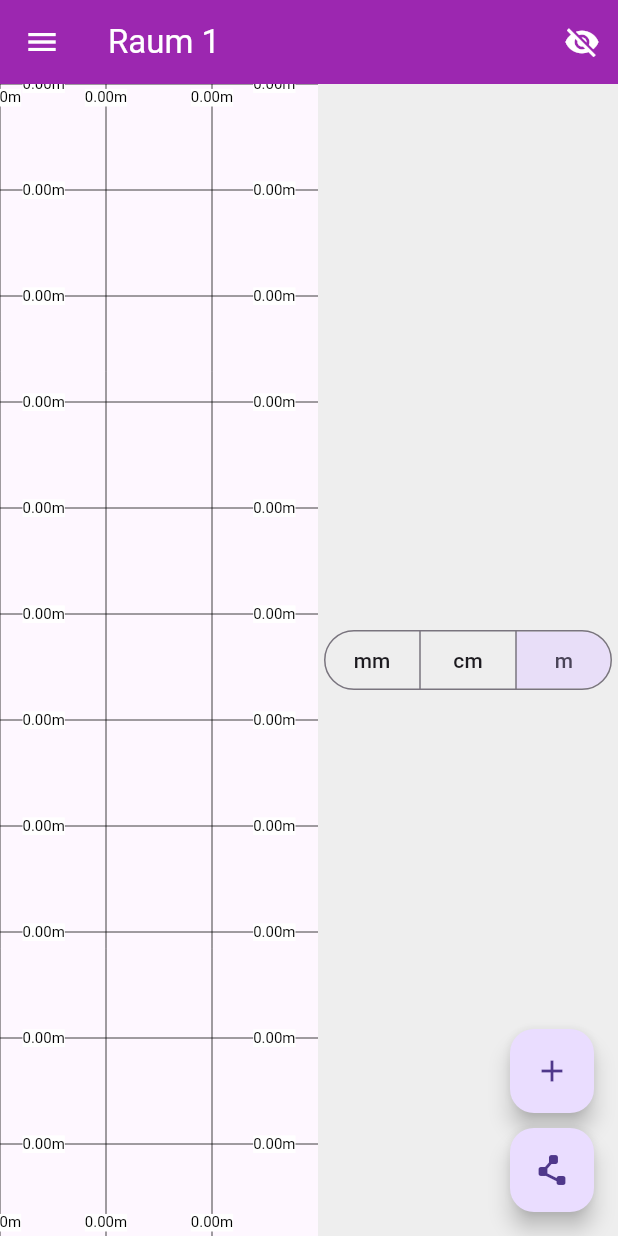
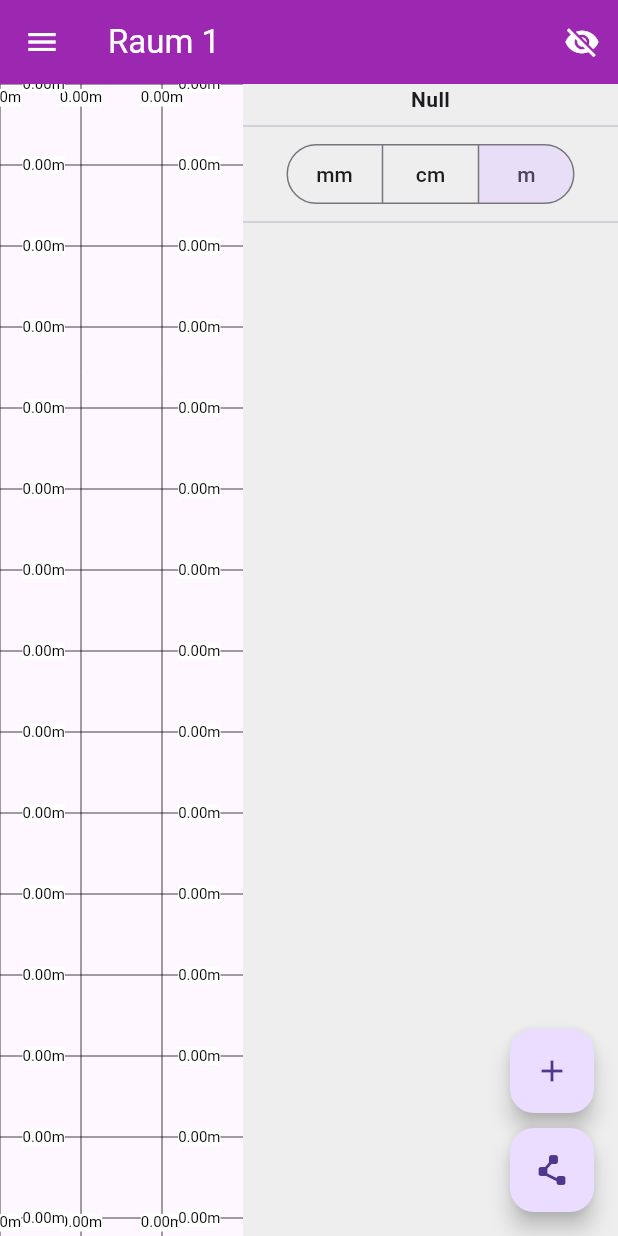
Before and after one commit to LukasPrommeg/aufmass_app, a Flutter app: the screen it shows after launch, after a tap on the "visibility" icon, on a phone screen of 412 x 824 dp. Run offline on Flutter 3.47's test engine with Material 3 defaults, Android fonts, the phone set to English and light mode, and no system bars; our stand-ins replace flutter_spinkit; missing offline and left inert: event.

Commit message:
Auflistung von Überlappungen Erkennung von überlappenden Linien

```diff
--- a/lib/Paint/paintcontroller.dart
+++ b/lib/Paint/paintcontroller.dart
@@ -166,6 +166,8 @@ class PaintController {
     addWall(null);
 
     _ausnahmePopup.startingPoint = grundFlaeche!.walls[5].end;
+    _ausnahmePopup.tiefe = 500;
+    _ausnahmePopup.name = "Podest";
     _drawingAusnahme = true;
     linePainter.isDrawing = true;
     _ausnahmePopup.setState(InputState.draw);
@@ -503,7 +505,7 @@ class PaintController {
   }
 
   void finishEinkerbung() {
-    Einkerbung einkerbung = Einkerbung(tiefe: _ausnahmePopup.tiefe, walls: List.from(walls));
+    Einkerbung einkerbung = Einkerbung(tiefe: _ausnahmePopup.tiefe, walls: List.from(walls), name: _ausnahmePopup.name);
     einkerbung.initScale(scalingData.scale, scalingData.center);
     einkerbung.findOverlap(_werkstoffe);
     grundFlaeche?.addEinkerbung(einkerbung);
--- a/lib/drawing_page.dart
+++ b/lib/drawing_page.dart
@@ -1,3 +1,4 @@
+import 'package:aufmass_app/2D_Objects/einkerbung.dart';
 import 'package:aufmass_app/Misc/alertinfo.dart';
 import 'package:aufmass_app/Misc/loadingblur.dart';
 import 'package:aufmass_app/Werkstoffe/drawed_werkstoff.dart';
@@ -497,10 +498,28 @@ class PlanPageContent extends State<PlanPage> {
     return Visibility(
       visible: isRightColumnVisible,
       child: Container(
-        width: 200,
+        width: 250,
         color: Colors.grey[200],
         child: Column(
+          children: [
+            Column(
               mainAxisAlignment: MainAxisAlignment.center,
+              children: [
+                Text(
+                  clickedThing.runtimeType.toString(),
+                  style: TextStyle(
+                    fontWeight: FontWeight.bold,
+                  ),
+                ),
+                const Divider(),
+                EinheitSelector(
+                  setGlobal: true,
+                ),
+                const Divider(),
+              ],
+            ),
+            SingleChildScrollView(
+              child: Column(
                 children: [
                   if (clickedThing is Flaeche) Text("Fläche: ${EinheitController().convertToSelected(clickedThing.area)} ${EinheitController().selectedEinheit.name}"), //have to reload for it to work
                   clickedThing is Wall && currentWallView == null
@@ -563,8 +582,62 @@ class PlanPageContent extends State<PlanPage> {
                         );
                       }).toList(),
                     ),
-            EinheitSelector(
-              setGlobal: true,
+                  if (clickedThing is Grundflaeche)
+                    Column(
+                      mainAxisAlignment: MainAxisAlignment.center,
+                      crossAxisAlignment: CrossAxisAlignment.center,
+                      children: [
+                        ExpansionTile(
+                          title: Text("Einkerbungen"),
+                          shape: const Border(),
+                          children: [
+                            for (Einkerbung einkerbung in (clickedThing as Grundflaeche).einkerbungen)
+                              ListTile(
+                                title: Text(einkerbung.name),
+                                onTap: () {
+                                  clickedThing = einkerbung;
+                                  setRightColumnVisibility(true);
+                                },
+                              ),
+                          ],
+                        ),
+                      ],
+                    ),
+                  if (clickedThing is Einkerbung)
+                    Column(
+                      children: [
+                        const Divider(),
+                        ExpansionTile(
+                          title: Text("Werkstoffe"),
+                          shape: const Border(),
+                          children: [
+                            for (DrawedWerkstoff werkstoff in (clickedThing as Einkerbung).overlappingWerkstoffe)
+                              ListTile(
+                                enableFeedback: false,
+                                iconColor: werkstoff.werkstoff.color,
+                                title: Row(
+                                  mainAxisAlignment: MainAxisAlignment.spaceBetween,
+                                  children: [
+                                    Text(werkstoff.werkstoff.name),
+                                    IconButton(
+                                      onPressed: () {},
+                                      icon: Icon(Icons.edit_square),
+                                    ),
+                                  ],
+                                ),
+                                onTap: () {
+                                  //clickedThing = einkerbung;
+                                  setRightColumnVisibility(true);
+                                },
+                                leading: Icon(Icons.circle),
+                              ),
+                          ],
+                        ),
+                        const Divider(),
+                      ],
+                    ),
+                ],
+              ),
             ),
           ],
         ),
```
Also changed, not shown: lib/2D_Objects/einkerbung.dart (+19 -4 lines), lib/PopUP/ausnahmepopup.dart (+16 -1 lines). Lines whose indentation alone changed are shown as unchanged.
